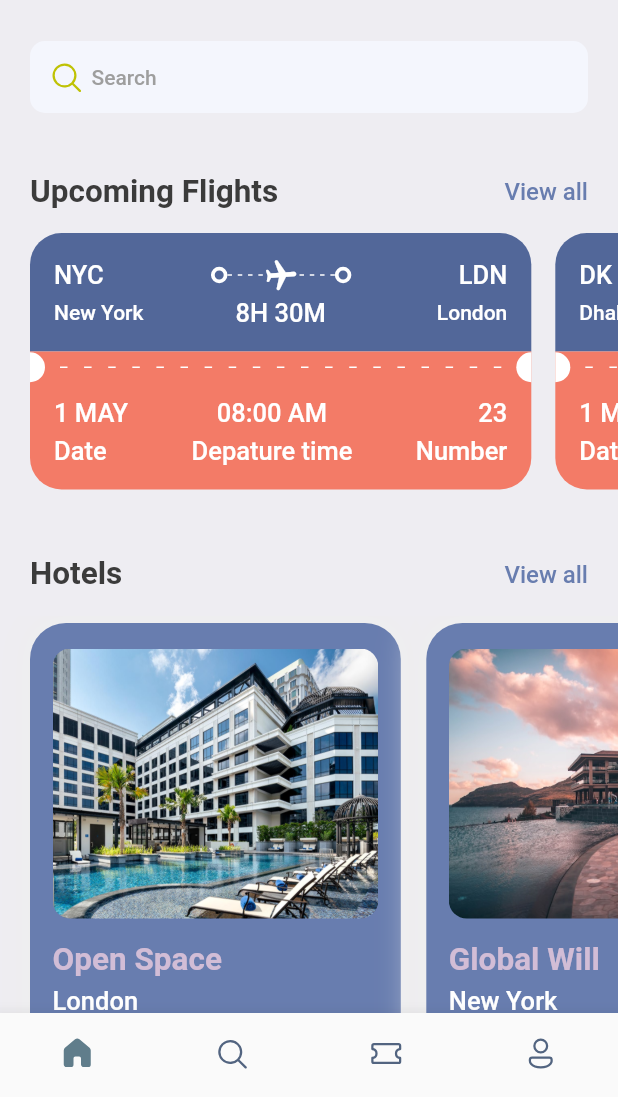
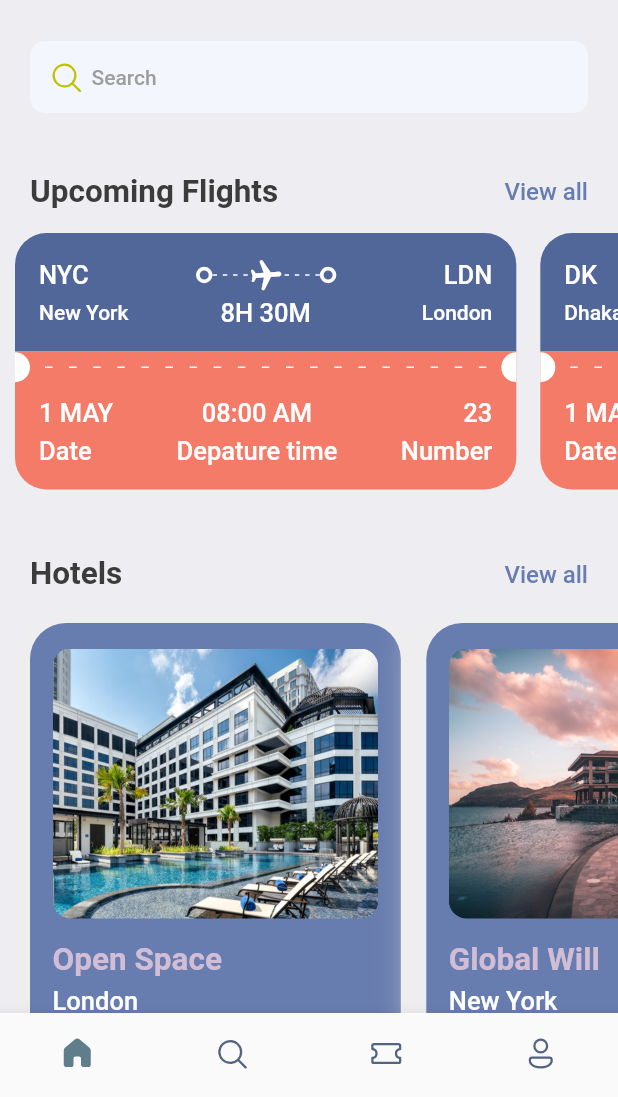
Before and after one commit to avi5079/ticket-booking-app, a Flutter app: the screen it shows after launch, on a phone screen of 412 x 824 dp, the part 139-1236 px from its top. Run offline on Flutter 3.47's test engine with Material 2 defaults, Android fonts, the phone set to English and light mode, and no system bars; our stand-ins replace fluentui_icons, gap, get.

Commit message:
made-responsive

```diff
--- a/lib/screens/home_screen.dart
+++ b/lib/screens/home_screen.dart
@@ -6,6 +6,7 @@ import 'package:ticket_booking_app/screens/hotel_screen.dart';
 import 'package:ticket_booking_app/screens/ticket_view.dart';
 import 'package:ticket_booking_app/utils/app_info_list.dart';
 
+import '../utils/app_layout.dart';
 import '../utils/app_styles.dart';
 // import 'package:flutter/src/widgets/container.dart';
 // import 'package:flutter/src/widgets/framework.dart';
@@ -19,9 +20,9 @@ class HomeScreen extends StatelessWidget {
       backgroundColor: Styles.bgColor,
       body: ListView(children: [
         Container(
-            padding: const EdgeInsets.symmetric(horizontal: 20),
+            padding: EdgeInsets.symmetric(horizontal: AppLayout.getWidth(20)),
             child: Column(children: [
-              const Gap(40),
+              Gap(AppLayout.getHeight(40)),
               Row(
                 mainAxisAlignment: MainAxisAlignment.spaceBetween,
                 children: [
@@ -32,34 +33,36 @@ class HomeScreen extends StatelessWidget {
                         "Good Morning",
                         style: Styles.headLineStyle3,
                       ),
-                      const Gap(5),
+                      Gap(AppLayout.getHeight(5)),
                       Text("Book Tickets", style: Styles.headLineStyle),
                     ],
                   ),
                   Container(
-                      height: 50,
-                      width: 50,
+                      height: AppLayout.getHeight(50),
+                      width: AppLayout.getWidth(50),
                       decoration: BoxDecoration(
-                          borderRadius: BorderRadius.circular(10),
+                          borderRadius:
+                              BorderRadius.circular(AppLayout.getHeight(10)),
                           image: const DecorationImage(
                             fit: BoxFit.cover,
                             image: AssetImage("assets/images/logo.png"),
                           )))
                 ],
               ),
-              const Gap(25),
+              Gap(AppLayout.getHeight(25)),
               Container(
                 decoration: BoxDecoration(
-                  borderRadius: BorderRadius.circular(10),
+                  borderRadius: BorderRadius.circular(AppLayout.getHeight(10)),
                   color: const Color(0xFFF4F6FD),
                 ),
-                padding:
-                    const EdgeInsets.symmetric(horizontal: 12, vertical: 12),
+                padding: EdgeInsets.symmetric(
+                    horizontal: AppLayout.getWidth(12),
+                    vertical: AppLayout.getHeight(12)),
                 child: Row(
                   children: [
                     const Icon(FluentSystemIcons.ic_fluent_search_regular,
                         color: Color(0xFFBFC205)),
-                    const Gap(5),
+                    Gap(AppLayout.getHeight(5)),
                     Text(
                       "Search",
                       style: Styles.headLineStyle4,
@@ -67,7 +70,7 @@ class HomeScreen extends StatelessWidget {
                   ],
                 ),
               ),
-              const Gap(40),
+              Gap(AppLayout.getHeight(40)),
               Row(
                 mainAxisAlignment: MainAxisAlignment.spaceBetween,
                 children: [
@@ -85,18 +88,18 @@ class HomeScreen extends StatelessWidget {
                 ],
               )
             ])),
-        const Gap(15),
+        Gap(AppLayout.getHeight(15)),
         SingleChildScrollView(
             scrollDirection: Axis.horizontal,
-            padding: const EdgeInsets.only(left: 20),
+            padding: EdgeInsets.only(left: AppLayout.getWidth(10)),
             child: Row(
               children: ticketList
                   .map((singleTicket) => TicketView(ticket: singleTicket))
                   .toList(),
             )),
-        const Gap(15),
+        Gap(AppLayout.getHeight(15)),
         Container(
-          padding: const EdgeInsets.symmetric(horizontal: 20),
+          padding: EdgeInsets.symmetric(horizontal: AppLayout.getWidth(20)),
           child: Row(
             mainAxisAlignment: MainAxisAlignment.spaceBetween,
             children: [
@@ -111,10 +114,10 @@ class HomeScreen extends StatelessWidget {
             ],
           ),
         ),
-        const Gap(15),
+        Gap(AppLayout.getHeight(15)),
         SingleChildScrollView(
             scrollDirection: Axis.horizontal,
-            padding: const EdgeInsets.only(left: 20),
+            padding: EdgeInsets.only(left: AppLayout.getWidth(20)),
             child: Row(
               children: hotelList
                   .map((singleHotel) => HotelScreen(hotel: singleHotel))
--- a/lib/screens/hotel_screen.dart
+++ b/lib/screens/hotel_screen.dart
@@ -15,12 +15,15 @@ class HotelScreen extends StatelessWidget {
     final size = AppLayout.getSize(context);
     return Container(
         width: size.width * 0.6,
-        height: 350,
-        padding: const EdgeInsets.symmetric(horizontal: 15, vertical: 17),
-        margin: const EdgeInsets.only(right: 17, top: 5),
+        height: AppLayout.getHeight(350),
+        padding: EdgeInsets.symmetric(
+            horizontal: AppLayout.getWidth(15),
+            vertical: AppLayout.getHeight(17)),
+        margin: EdgeInsets.only(
+            right: AppLayout.getWidth(17), top: AppLayout.getHeight(5)),
         decoration: BoxDecoration(
             color: Styles.primaryColor,
-            borderRadius: BorderRadius.circular(24),
+            borderRadius: BorderRadius.circular(AppLayout.getHeight(24)),
             boxShadow: [
               BoxShadow(
                 color: Colors.grey.shade200,
@@ -31,27 +34,28 @@ class HotelScreen extends StatelessWidget {
         child: Column(
           children: [
             Container(
-                height: 180,
+                height: AppLayout.getHeight(180),
                 decoration: BoxDecoration(
-                    borderRadius: BorderRadius.circular(12),
+                    borderRadius:
+                        BorderRadius.circular(AppLayout.getHeight(12)),
                     color: Styles.primaryColor,
                     image: DecorationImage(
                         fit: BoxFit.cover,
                         image: AssetImage("assets/images/${hotel['image']}")))),
-            const Gap(15),
+            Gap(AppLayout.getHeight(15)),
             SizedBox(
               width: double.infinity,
               child: Text(hotel['place'],
                   style:
                       Styles.headLineStyle2.copyWith(color: Styles.kakiColor)),
             ),
-            const Gap(5),
+            Gap(AppLayout.getHeight(5)),
             SizedBox(
               width: double.infinity,
               child: Text(hotel['destination'],
                   style: Styles.headLineStyle3.copyWith(color: Colors.white)),
             ),
-            const Gap(8),
+            Gap(AppLayout.getHeight(8)),
             SizedBox(
               width: double.infinity,
               child: Text("\$${hotel['price']}/night",
--- a/lib/screens/ticket_view.dart
+++ b/lib/screens/ticket_view.dart
@@ -16,19 +16,20 @@ class TicketView extends StatelessWidget {
     // print(size.height);
     return SizedBox(
         width: size.width * 0.85,
-        height: 200,
+        height: AppLayout.getHeight(200),
         child: Container(
-          margin: const EdgeInsets.only(right: 16),
+          margin: EdgeInsets.only(
+              right: AppLayout.getHeight(AppLayout.getHeight(16))),
           child: Column(
             children: [
               Container(
                   decoration: BoxDecoration(
                     color: Styles.darkBlueColor,
-                    borderRadius: const BorderRadius.only(
-                        topLeft: Radius.circular(21),
-                        topRight: Radius.circular(21)),
+                    borderRadius: BorderRadius.only(
+                        topLeft: Radius.circular(AppLayout.getHeight(21)),
+                        topRight: Radius.circular(AppLayout.getHeight(21))),
                   ),
-                  padding: const EdgeInsets.all(16),
+                  padding: EdgeInsets.all(AppLayout.getHeight(16)),
                   child: Column(
                     children: [
                       Row(
@@ -44,7 +45,7 @@ class TicketView extends StatelessWidget {
                           Expanded(
                               child: Stack(children: [
                             SizedBox(
-                                height: 24,
+                                height: AppLayout.getHeight(24),
                                 child: LayoutBuilder(
                                   builder: (BuildContext context,
                                       BoxConstraints constraints) {
@@ -56,10 +57,10 @@ class TicketView extends StatelessWidget {
                                       children: List.generate(
                                           (constraints.constrainWidth() / 6)
                                               .floor(),
-                                          (index) => const SizedBox(
-                                              width: 3,
-                                              height: 1,
-                                              child: DecoratedBox(
+                                          (index) => SizedBox(
+                                              width: AppLayout.getWidth(3),
+                                              height: AppLayout.getHeight(1),
+                                              child: const DecoratedBox(
                                                 decoration: BoxDecoration(
                                                     color: Colors.white),
                                               ))),
@@ -80,12 +81,12 @@ class TicketView extends StatelessWidget {
                                   .copyWith(color: Colors.white)),
                         ],
                       ),
-                      const Gap(3),
+                      Gap(AppLayout.getHeight(3)),
                       Row(
                         mainAxisAlignment: MainAxisAlignment.spaceBetween,
                         children: [
                           SizedBox(
-                              width: 100,
+                              width: AppLayout.getWidth(100),
                               child: Text(ticket['from']['name'],
                                   style: Styles.headLineStyle4
                                       .copyWith(color: Colors.white))),
@@ -93,7 +94,7 @@ class TicketView extends StatelessWidget {
                               style: Styles.headLineStyle3
                                   .copyWith(color: Colors.white)),
                           SizedBox(
-                            width: 100,
+                            width: AppLayout.getWidth(100),
                             child: Text(ticket['to']['name'],
                                 textAlign: TextAlign.end,
                                 style: Styles.headLineStyle4
@@ -107,10 +108,10 @@ class TicketView extends StatelessWidget {
                   color: Styles.orangeColor,
                   child: Row(
                     children: [
-                      const SizedBox(
-                          height: 20,
-                          width: 10,
-                          child: DecoratedBox(
+                      SizedBox(
+                          height: AppLayout.getHeight(20),
+                          width: AppLayout.getWidth(10),
+                          child: const DecoratedBox(
                               decoration: BoxDecoration(
                                   color: Colors.white,
                                   borderRadius: BorderRadius.only(
@@ -119,7 +120,7 @@ class TicketView extends StatelessWidget {
                                   )))),
                       Expanded(
                           child: Padding(
-                        padding: const EdgeInsets.all(10),
+                        padding: EdgeInsets.all(AppLayout.getHeight(10)),
                         child: LayoutBuilder(builder: (BuildContext context,
                             BoxConstraints boxConstraints) {
                           return Flex(
@@ -128,37 +129,42 @@ class TicketView extends StatelessWidget {
                             mainAxisSize: MainAxisSize.max,
                             children: List.generate(
                                 (boxConstraints.constrainWidth() / 15).floor(),
-                                (index) => const SizedBox(
-                                      width: 5,
-                                      height: 1,
-                                      child: DecoratedBox(
+                                (index) => SizedBox(
+                                      width: AppLayout.getWidth(5),
+                                      height: AppLayout.getHeight(1),
+                                      child: const DecoratedBox(
                                           decoration: BoxDecoration(
                                               color: Colors.white)),
                                     )),
                           );
                         }),
                       )),
-                      const SizedBox(
-                          height: 20,
-                          width: 10,
+                      SizedBox(
+                          height: AppLayout.getHeight(20),
+                          width: AppLayout.getWidth(10),
                           child: DecoratedBox(
                               decoration: BoxDecoration(
                                   color: Colors.white,
                                   borderRadius: BorderRadius.only(
-                                    topLeft: Radius.circular(10),
-                                    bottomLeft: Radius.circular(10),
+                                    topLeft: Radius.circular(
+                                        AppLayout.getHeight(10)),
+                                    bottomLeft: Radius.circular(
+                                        AppLayout.getHeight(10)),
                                   ))))
                     ],
                   )),
               Container(
                   decoration: BoxDecoration(
                     color: Styles.orangeColor,
-                    borderRadius: const BorderRadius.only(
-                        bottomLeft: Radius.circular(21),
-                        bottomRight: Radius.circular(21)),
+                    borderRadius: BorderRadius.only(
+                        bottomLeft: Radius.circular(AppLayout.getHeight(21)),
+                        bottomRight: Radius.circular(AppLayout.getHeight(21))),
                   ),
-                  padding: const EdgeInsets.only(
-                      left: 16, top: 10, right: 16, bottom: 16),
+                  padding: EdgeInsets.only(
+                      left: AppLayout.getWidth(16),
+                      top: AppLayout.getHeight(10),
+                      right: AppLayout.getWidth(16),
+                      bottom: AppLayout.getHeight(16)),
                   child: Column(
                     children: [
                       Row(
@@ -170,7 +176,7 @@ class TicketView extends StatelessWidget {
                               Text(ticket['date'],
                                   style: Styles.headLineStyle3
                                       .copyWith(color: Colors.white)),
-                              const Gap(5),
+                              Gap(AppLayout.getHeight(5)),
                               Text("Date",
                                   style: Styles.headLineStyle3
                                       .copyWith(color: Colors.white)),
@@ -182,7 +188,7 @@ class TicketView extends StatelessWidget {
                               Text(ticket['departure_time'],
                                   style: Styles.headLineStyle3
                                       .copyWith(color: Colors.white)),
-                              const Gap(5),
+                              Gap(AppLayout.getHeight(5)),
                               Text("Depature time",
                                   style: Styles.headLineStyle3
                                       .copyWith(color: Colors.white)),
@@ -194,7 +200,7 @@ class TicketView extends StatelessWidget {
                               Text("${ticket['number']}",
                                   style: Styles.headLineStyle3
                                       .copyWith(color: Colors.white)),
-                              const Gap(5),
+                              Gap(AppLayout.getHeight(5)),
                               Text("Number",
                                   style: Styles.headLineStyle3
                                       .copyWith(color: Colors.white)),
--- a/lib/utils/app_layout.dart
+++ b/lib/utils/app_layout.dart
@@ -1,7 +1,26 @@
 import 'package:flutter/cupertino.dart';
+import 'package:get/get.dart';
 
 class AppLayout {
   static getSize(BuildContext context) {
     return MediaQuery.of(context).size;
   }
+
+  static getScreenHeight() {
+    return Get.height;
+  }
+
+  static getScreenWidth() {
+    return Get.width;
+  }
+
+  static getHeight(double pixels) {
+    double x = getScreenHeight() / pixels; // screen proportion
+    return getScreenHeight() / x;
+  }
+
+  static getWidth(double pixels) {
+    double x = getScreenWidth() / pixels; // screen proportion
+    return getScreenWidth() / x;
+  }
 }
--- a/pubspec.yaml
+++ b/pubspec.yaml
@@ -36,6 +36,7 @@ dependencies:
   # Use with the CupertinoIcons class for iOS style icons.
   cupertino_icons: ^1.0.2
   fluentui_icons: ^1.0.0
+  get:
   gap: ^2.0.0
 
 dev_dependencies:
```
Also changed, not shown: pubspec.lock.
